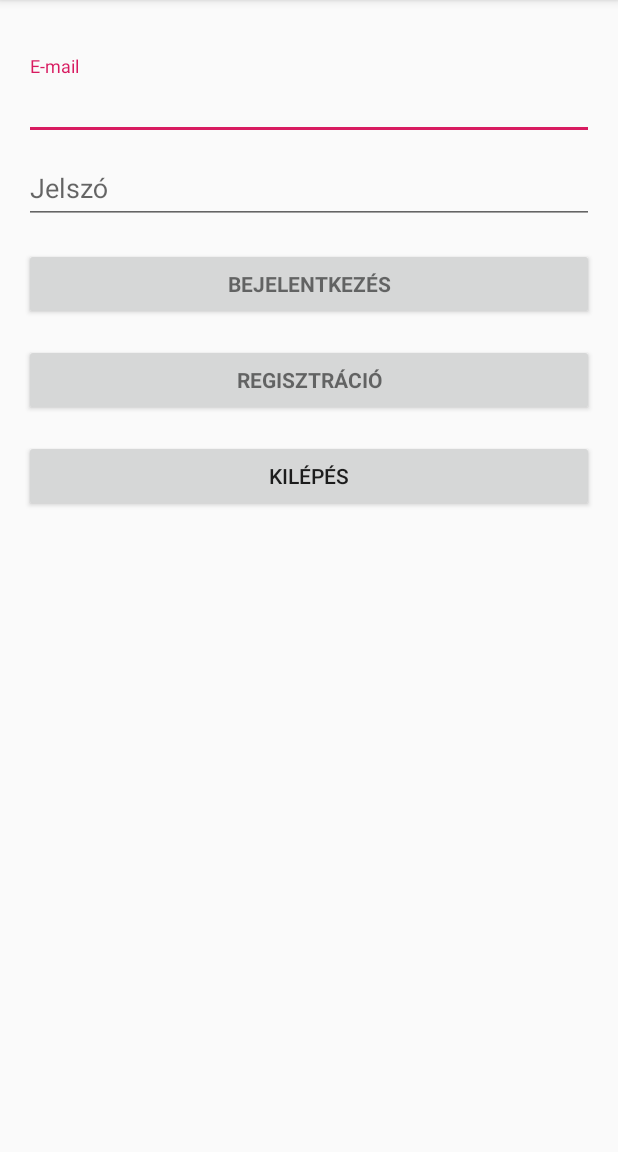
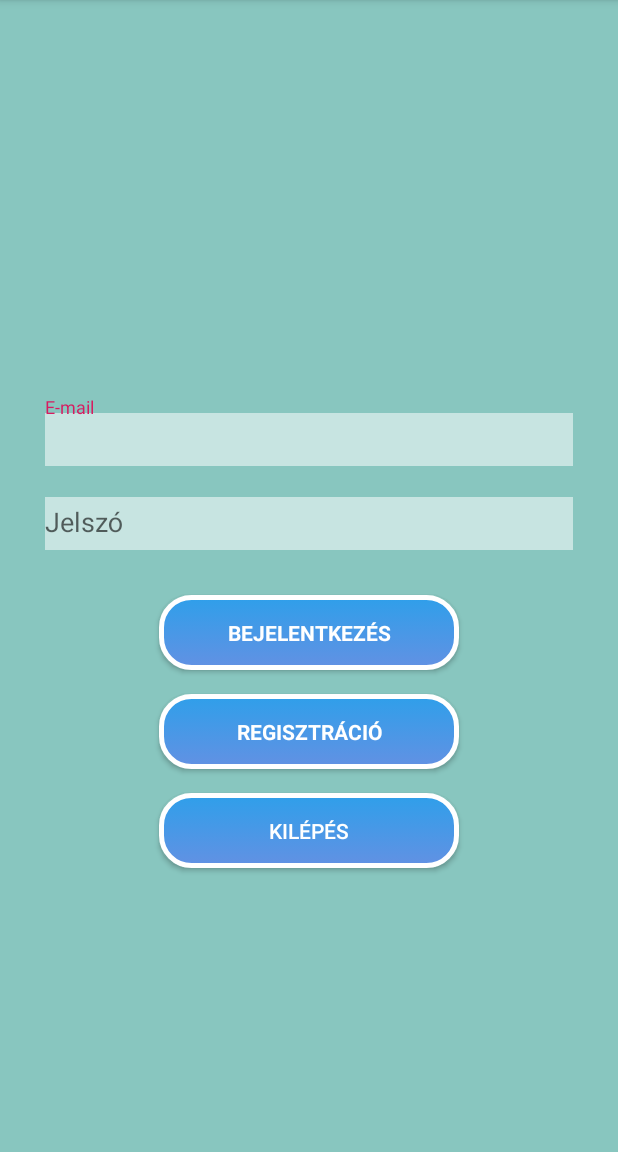
Before and after one commit to gitjuzer/AFP-LEV-A, an Android app: the screen it shows after launch (Login), on a phone screen of 412 x 824 dp, the part 84-1236 px from its top. Run offline under Robolectric (Android 15) with nearby library versions, the phone set to English and light mode, and no system bars; 2 statements that could not run were skipped.

Commit message:
Login style kezdett(Button)

```diff
--- a/Source/Android/ProjectX/app/src/main/java/com/eke/projectx/projectx/Login.java
+++ b/Source/Android/ProjectX/app/src/main/java/com/eke/projectx/projectx/Login.java
@@ -129,8 +129,16 @@ public class Login extends AppCompatActivity implements LoaderCallbacks<Cursor>
                 activateReg();
             }
         });
+        Button ExitButton = (Button)findViewById(R.id.exit_button);
+        ExitButton.setOnClickListener(new OnClickListener() {
+            @Override
+            public void onClick(View view) {
+                finish();
+                System.exit(0);
+            }
+        });
 
-        mLoginFormView = findViewById(R.id.login_form);
+
         mProgressView = findViewById(R.id.login_progress);
     }
 //Ha rákattint a regisztrációra ez behozza a többi gombot
--- /dev/null
+++ b/Source/Android/ProjectX/app/src/main/res/drawable/login_button.xml
@@ -0,0 +1,5 @@
+<?xml version="1.0" encoding="utf-8"?>
+<selector xmlns:android="http://schemas.android.com/apk/res/android">
+<item android:state_pressed="true" android:drawable="@drawable/login_button_onclick"></item>
+    <item  android:drawable="@drawable/login_button_simple"></item>
+</selector>
--- /dev/null
+++ b/Source/Android/ProjectX/app/src/main/res/drawable/login_button_onclick.xml
@@ -0,0 +1,10 @@
+<?xml version="1.0" encoding="utf-8"?>
+<shape android:shape="rectangle"
+    xmlns:android="http://schemas.android.com/apk/res/android">
+    <gradient android:startColor="@color/colorLoginButtonOnClickStart" android:endColor="@color/colorLoginButtonOnClickEnd" android:angle="270"/>
+    <stroke android:color = "#FFF"
+        android:width="3dp"
+        />
+    <corners android:radius="20dp"/>
+
+</shape>
--- /dev/null
+++ b/Source/Android/ProjectX/app/src/main/res/drawable/login_button_simple.xml
@@ -0,0 +1,10 @@
+<?xml version="1.0" encoding="utf-8"?>
+<shape android:shape="rectangle"
+    xmlns:android="http://schemas.android.com/apk/res/android">
+   <gradient android:startColor="@color/colorLoginButtonStart" android:endColor="@color/colorLoginButtonEnd" android:angle="90"/>
+    <stroke android:color = "#FFF"
+        android:width="3dp"
+        />
+    <corners android:radius="20dp"/>
+
+</shape>
--- a/Source/Android/ProjectX/app/src/main/res/layout/activity_login.xml
+++ b/Source/Android/ProjectX/app/src/main/res/layout/activity_login.xml
@@ -1,14 +1,13 @@
 <?xml version="1.0" encoding="utf-8"?>
 <LinearLayout xmlns:android="http://schemas.android.com/apk/res/android"
+    xmlns:app="http://schemas.android.com/apk/res-auto"
     xmlns:tools="http://schemas.android.com/tools"
     android:layout_width="match_parent"
     android:layout_height="match_parent"
     android:gravity="center_horizontal"
+    android:background="@color/colorPrimary"
     android:orientation="vertical"
-    android:paddingLeft="@dimen/activity_horizontal_margin"
-    android:paddingTop="@dimen/activity_vertical_margin"
-    android:paddingRight="@dimen/activity_horizontal_margin"
-    android:paddingBottom="@dimen/activity_vertical_margin"
+
     tools:context=".Login">
 
     <!-- Login progress -->
@@ -20,39 +19,41 @@
         android:layout_marginBottom="8dp"
         android:visibility="gone" />
 
-    <ScrollView
-        android:id="@+id/login_form"
-        android:layout_width="match_parent"
-        android:layout_height="match_parent">
 
     <LinearLayout
         android:id="@+id/email_login_form"
         android:layout_width="match_parent"
-            android:layout_height="wrap_content"
+        android:layout_height="match_parent"
+        android:gravity="center"
+        android:background="@color/AttetszoFeher"
         android:orientation="vertical">
 
         <com.google.android.material.textfield.TextInputLayout
             android:layout_width="match_parent"
-                android:layout_height="match_parent"
+            android:layout_height="wrap_content"
             android:visibility="visible">
 
             <com.google.android.material.textfield.TextInputEditText
                 android:id="@+id/loginName"
                 android:layout_width="match_parent"
-                    android:layout_height="wrap_content"
+                android:layout_height="35dp"
+                android:layout_marginHorizontal="30dp"
+                android:background="@color/AttetszoFeher"
                 android:hint="Username"
                 android:visibility="gone" />
         </com.google.android.material.textfield.TextInputLayout>
 
         <com.google.android.material.textfield.TextInputLayout
             android:layout_width="match_parent"
-                android:layout_height="match_parent"
+            android:layout_height="wrap_content"
             android:visibility="visible">
 
             <com.google.android.material.textfield.TextInputEditText
                 android:id="@+id/realName"
                 android:layout_width="match_parent"
-                    android:layout_height="wrap_content"
+                android:layout_height="35dp"
+                android:layout_marginHorizontal="30dp"
+                android:background="@color/AttetszoFeher"
                 android:hint="Teljes név"
                 android:visibility="gone" />
         </com.google.android.material.textfield.TextInputLayout>
@@ -64,7 +65,11 @@
             <AutoCompleteTextView
                 android:id="@+id/email"
                 android:layout_width="match_parent"
-                    android:layout_height="wrap_content"
+                android:layout_height="35dp"
+                android:layout_marginHorizontal="30dp"
+                android:layout_marginBottom="10dp"
+                android:background="@color/AttetszoFeher"
+
                 android:hint="@string/prompt_email"
                 android:inputType="textEmailAddress"
                 android:maxLines="1"
@@ -79,7 +84,9 @@
             <EditText
                 android:id="@+id/password"
                 android:layout_width="match_parent"
-                    android:layout_height="wrap_content"
+                android:layout_height="35dp"
+                android:layout_marginHorizontal="30dp"
+                android:background="@color/AttetszoFeher"
                 android:hint="@string/prompt_password"
                 android:imeActionId="6"
                 android:imeActionLabel="@string/action_sign_in_short"
@@ -92,37 +99,46 @@
 
         <Button
             android:id="@+id/email_real_reg_button"
-                android:layout_width="match_parent"
-                android:layout_height="wrap_content"
+            android:layout_width="200dp"
+            android:layout_height="50dp"
+            android:layout_marginTop="30dp"
+            android:background="@drawable/login_button"
             android:text="@string/Registration"
             android:visibility="gone" />
 
         <Button
             android:id="@+id/email_sign_in_button"
             style="?android:textAppearanceSmall"
-                android:layout_width="match_parent"
-                android:layout_height="wrap_content"
-                android:layout_marginTop="16dp"
+            android:layout_width="200dp"
+            android:layout_height="50dp"
+            android:layout_marginTop="30dp"
+            android:background="@drawable/login_button"
             android:text="@string/action_sign_in"
+            android:textColor="#FFF"
+
             android:textStyle="bold" />
 
         <Button
             android:id="@+id/email_reg_button"
             style="?android:textAppearanceSmall"
-                android:layout_width="match_parent"
-                android:layout_height="wrap_content"
+            android:layout_width="200dp"
+            android:layout_height="50dp"
             android:layout_marginTop="16dp"
+            android:background="@drawable/login_button"
             android:text="@string/Registration"
+            android:textColor="#FFF"
             android:textStyle="bold" />
 
         <Button
             android:id="@+id/exit_button"
-                android:layout_width="match_parent"
-                android:layout_height="wrap_content"
+            android:layout_width="200dp"
+            android:layout_height="50dp"
             android:layout_marginTop="16dp"
-                android:text="@string/Exit" />
+            android:layout_marginBottom="16dp"
+            android:background="@drawable/login_button"
+            android:text="@string/Exit"
+            android:textColor="#FFF" />
 
     </LinearLayout>
-    </ScrollView>
 
 </LinearLayout>
--- a/Source/Android/ProjectX/app/src/main/res/values/colors.xml
+++ b/Source/Android/ProjectX/app/src/main/res/values/colors.xml
@@ -1,6 +1,11 @@
 <?xml version="1.0" encoding="utf-8"?>
 <resources>
     <color name="colorPrimary">#008577</color>
-    <color name="colorPrimaryDark">#00574B</color>
+    <color name="colorPrimaryDark">#00574b</color>
     <color name="colorAccent">#D81B60</color>
+    <color name="colorLoginButtonStart">#6291e3</color>
+    <color name="colorLoginButtonEnd">#2f9fea</color>
+    <color name="colorLoginButtonOnClickStart">#6291e3</color>
+    <color name="colorLoginButtonOnClickEnd">#3f3f3f</color>
+    <color name="AttetszoFeher">#88ffffff</color>
 </resources>
```
Also changed, not shown: Source/Android/ProjectX/app/src/main/res/drawable-v21/logo.png (added). Lines whose indentation alone changed are shown as unchanged.
